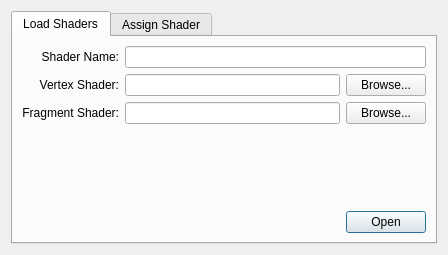
This is libavogadro/src/extensions/shaderdialog.ui in cryos/avogadro as Qt 5 draws it before an edit. The edited form follows.
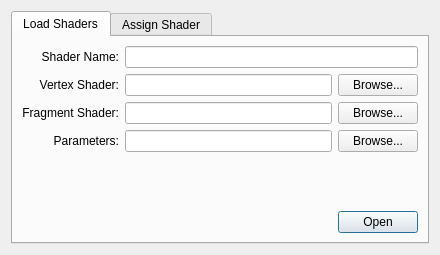
This is the edited form.

Commit message: Fixed the rest of the shader calls that had not been ARBified. Added the ability to load shader programs.

```diff
--- a/libavogadro/src/extensions/shaderdialog.ui
+++ b/libavogadro/src/extensions/shaderdialog.ui
@@ -5,7 +5,7 @@
    <rect>
     <x>0</x>
     <y>0</y>
-    <width>448</width>
+    <width>440</width>
     <height>255</height>
    </rect>
   </property>
@@ -94,20 +94,44 @@
          </item>
         </layout>
        </item>
+       <item row="3" column="0" >
+        <widget class="QLabel" name="label_8" >
+         <property name="text" >
+          <string>Parameters:</string>
+         </property>
+         <property name="alignment" >
+          <set>Qt::AlignRight|Qt::AlignTrailing|Qt::AlignVCenter</set>
+         </property>
+        </widget>
+       </item>
        <item row="3" column="1" >
+        <layout class="QHBoxLayout" name="horizontalLayout_9" >
+         <item>
+          <widget class="QLineEdit" name="paramsFile" />
+         </item>
+         <item>
+          <widget class="QPushButton" name="paramsFileButton" >
+           <property name="text" >
+            <string>Browse...</string>
+           </property>
+          </widget>
+         </item>
+        </layout>
+       </item>
+       <item row="4" column="1" >
         <spacer name="verticalSpacer" >
          <property name="orientation" >
           <enum>Qt::Vertical</enum>
          </property>
          <property name="sizeHint" stdset="0" >
           <size>
-           <width>20</width>
-           <height>68</height>
+           <width>18</width>
+           <height>34</height>
           </size>
          </property>
         </spacer>
        </item>
-       <item row="4" column="0" colspan="2" >
+       <item row="5" column="0" colspan="2" >
         <layout class="QHBoxLayout" name="horizontalLayout" >
          <item>
           <spacer name="horizontalSpacer_2" >
```
Left out of the diff: 28 changed lines with no effect on the pictures. The commit also changes 2 other files.
